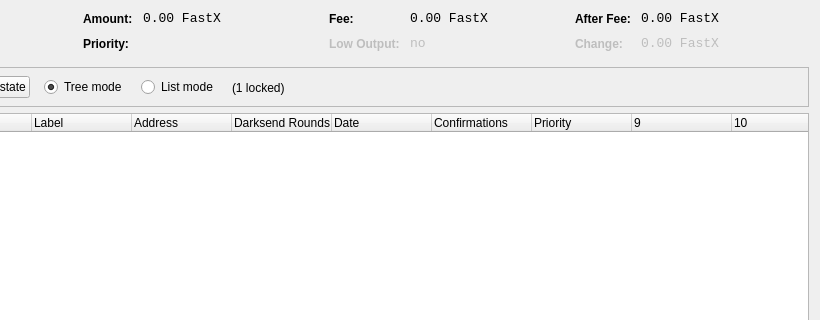
This is src/qt/forms/coincontroldialog.ui in TransFastCore/fastx as Qt 5 draws it before an edit; both pictures show x 180 to 1000 and y 0 to 320 of the 1000 by 500 pixel window. The edited form follows.
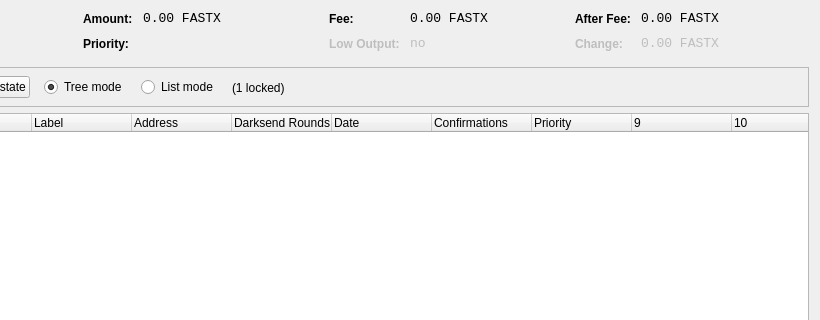
This is the edited form. Custom widgets are drawn as their Qt base class.

Diff of the .ui file:
```diff
--- a/src/qt/forms/coincontroldialog.ui
+++ b/src/qt/forms/coincontroldialog.ui
@@ -141,7 +141,7 @@
           <enum>Qt::ActionsContextMenu</enum>
          </property>
          <property name="text">
-          <string notr="true">0.00 FastX</string>
+          <string notr="true">0.00 FASTX</string>
          </property>
          <property name="textInteractionFlags">
           <set>Qt::LinksAccessibleByMouse|Qt::TextSelectableByKeyboard|Qt::TextSelectableByMouse</set>
@@ -221,7 +221,7 @@
           <enum>Qt::ActionsContextMenu</enum>
          </property>
          <property name="text">
-          <string notr="true">0.00 FastX</string>
+          <string notr="true">0.00 FASTX</string>
          </property>
          <property name="textInteractionFlags">
           <set>Qt::LinksAccessibleByMouse|Qt::TextSelectableByKeyboard|Qt::TextSelectableByMouse</set>
@@ -307,7 +307,7 @@
           <enum>Qt::ActionsContextMenu</enum>
          </property>
          <property name="text">
-          <string notr="true">0.00 FastX</string>
+          <string notr="true">0.00 FASTX</string>
          </property>
          <property name="textInteractionFlags">
           <set>Qt::LinksAccessibleByMouse|Qt::TextSelectableByKeyboard|Qt::TextSelectableByMouse</set>
@@ -345,7 +345,7 @@
           <enum>Qt::ActionsContextMenu</enum>
          </property>
          <property name="text">
-          <string notr="true">0.00 FastX</string>
+          <string notr="true">0.00 FASTX</string>
          </property>
          <property name="textInteractionFlags">
           <set>Qt::LinksAccessibleByMouse|Qt::TextSelectableByKeyboard|Qt::TextSelectableByMouse</set>
```
